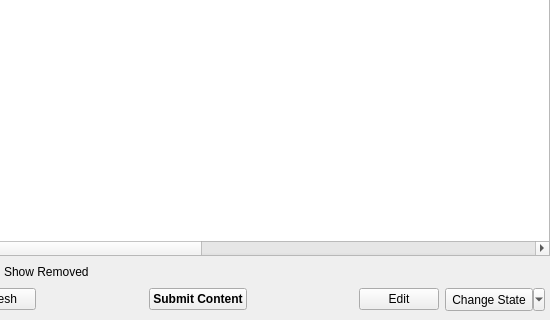
First picture: the form in BaseClient/Source/ManageContentWidget.ui, repository WorksAhead/Base, before the edit; both pictures show x 221 to 771 and y 294 to 614 of the 771 by 614 pixel window.
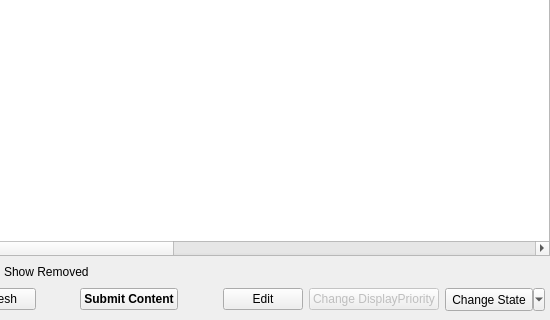
Second picture: the form after the edit.

Diff of the .ui file:
```diff
--- a/BaseClient/Source/ManageContentWidget.ui
+++ b/BaseClient/Source/ManageContentWidget.ui
@@ -108,6 +108,11 @@
        <string>UpTime</string>
       </property>
      </column>
+     <column>
+      <property name="text">
+       <string>DisplayPriority</string>
+      </property>
+     </column>
      <column>
       <property name="text">
        <string>State</string>
@@ -234,6 +239,16 @@
        </property>
       </widget>
      </item>
+     <item>
+      <widget class="QPushButton" name="changeDisplayPriorityButton">
+       <property name="enabled">
+        <bool>false</bool>
+       </property>
+       <property name="text">
+        <string>Change DisplayPriority</string>
+       </property>
+      </widget>
+     </item>
      <item>
       <widget class="QToolButton" name="changeStateButton">
        <property name="minimumSize">
```
